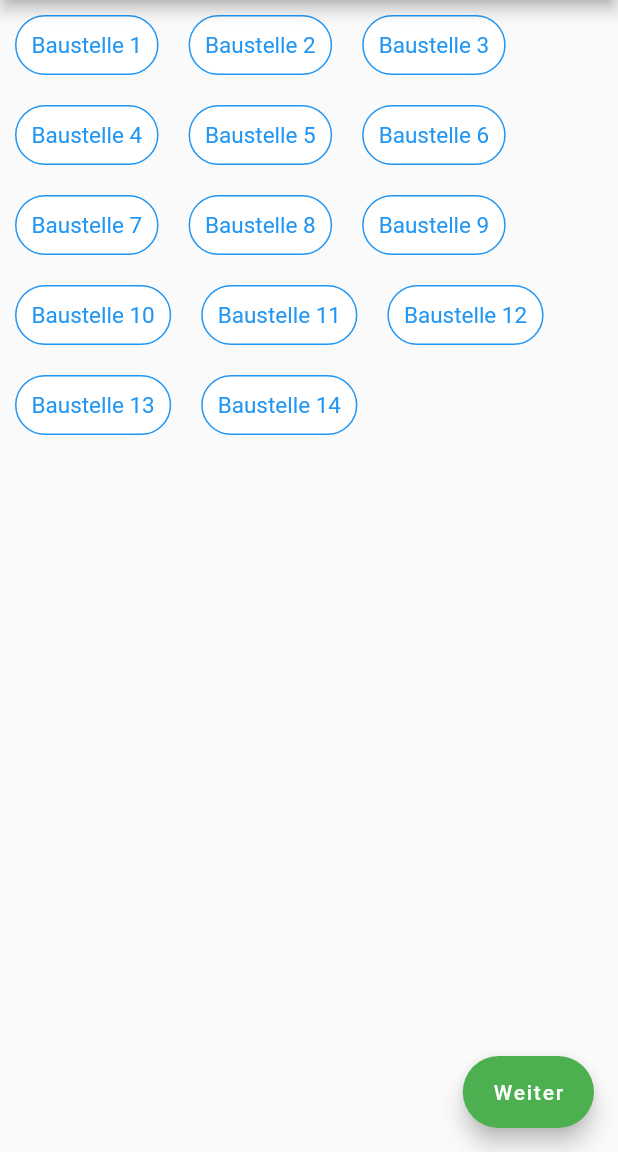
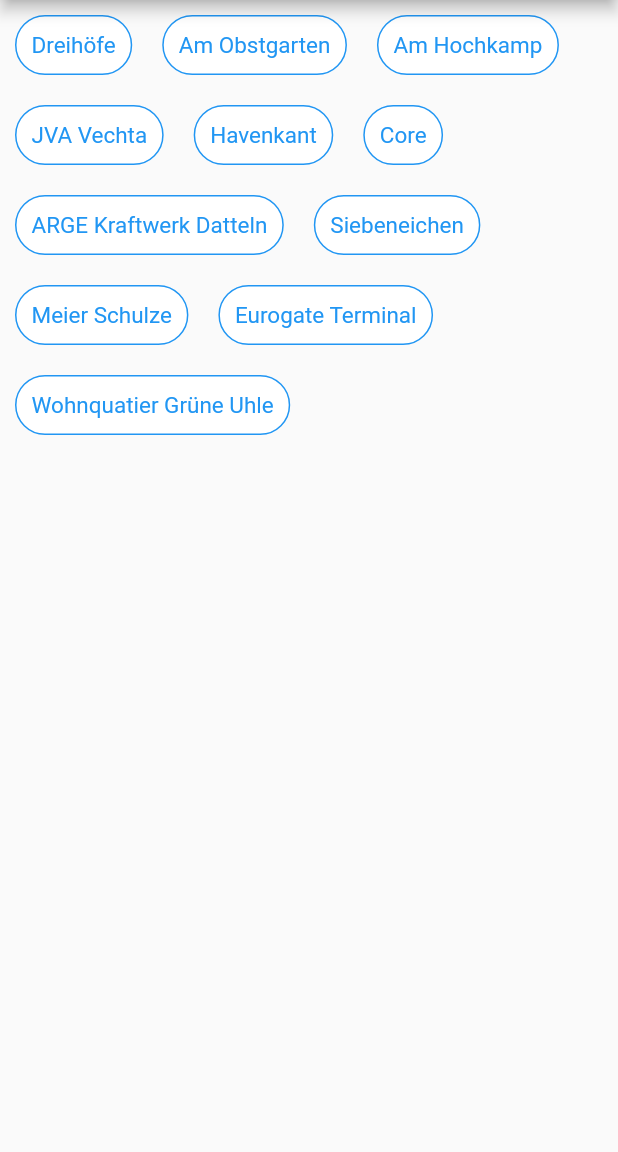
Before and after one commit to saschabultmann/hackathon05092022, a Flutter app: the screen it shows after launch, after a tap on "Manuell", on a phone screen of 412 x 824 dp, the part 84-1236 px from its top. Run offline on Flutter 3.47's test engine with Material 2 defaults, Android fonts, the phone set to English and light mode, and no system bars; our stand-ins replace bloc, dotted_line, flutter_bloc.

Commit message:
more functionality + some design

```diff
--- a/lib/bloc/page_bloc.dart
+++ b/lib/bloc/page_bloc.dart
@@ -13,6 +13,15 @@ class PageBloc extends Bloc<PageEvent, PageState> {
       var newSelectedProjects = state.selectedProjects;
       if (event.screen == Screen.Timeline) {
         var res = <DragProject>[];
+        if (event.useFakeData) {
+          res.add(DragProject(null, 60, false));
+          res.add(DragProject(1, 120, false));
+          res.add(DragProject(null, 15, true));
+          res.add(DragProject(1, 180, false));
+          res.add(DragProject(null, 30, true));
+          res.add(DragProject(2, 135, false));
+          res.add(DragProject(null, 60, false));
+        } else {
           res.add(DragProject(null, 60, false));
           var height = 8 / state.selectedProjects.length * 60;
           for (var i = 0; i < state.selectedProjects.length; i++) {
@@ -20,6 +29,7 @@ class PageBloc extends Bloc<PageEvent, PageState> {
                 DragProject(state.selectedProjects[i], height.toInt(), false));
           }
           res.add(DragProject(null, 60, false));
+        }
         newProjectList = res;
       } else if (event.screen == Screen.Login) {
         newSelectedProjects = [];
--- a/lib/bloc/page_event.dart
+++ b/lib/bloc/page_event.dart
@@ -4,7 +4,8 @@ abstract class PageEvent {}
 
 class PageChange extends PageEvent {
   final Screen screen;
-  PageChange(this.screen);
+  bool useFakeData;
+  PageChange(this.screen, {this.useFakeData = false});
 }
 
 class ProjectSelectionChange extends PageEvent {
--- a/lib/main.dart
+++ b/lib/main.dart
@@ -1,11 +1,14 @@
+import 'dart:async';
+
 import 'package:flutter/material.dart';
 import 'package:flutter_bloc/flutter_bloc.dart';
 import 'package:hackathon/pages/login.dart';
 import 'package:hackathon/pages/timelineScreen.dart';
-import 'package:hackathon/pages/screen2.dart';
+import 'package:hackathon/pages/controlledScreen.dart';
 
 import 'bloc/page_bloc.dart';
 import 'pages/projectSelection.dart';
+import 'pages/screenAutomatic.dart';
 import 'utils/screen.dart';
 
 void main() {
@@ -45,15 +48,19 @@ class _MyHomePageState extends State<MyHomePage> {
     switch (screen) {
       case Screen.Timeline:
         return const TimelineScreen();
-      case Screen.Screen2:
-        return const Screen2();
+      case Screen.Controlled:
+        return const ScreenControlled();
       case Screen.ProjectSelection:
         return const ProjectSelection();
+      case Screen.Automatic:
+        return const ScreenAutomatic();
       case Screen.Login:
       default:
         return const Loginscreen();
     }
   }
+
+  Timer? _timer;
 
   @override
   Widget build(BuildContext context) {
@@ -65,15 +72,38 @@ class _MyHomePageState extends State<MyHomePage> {
           ),
           body: renderScreen(state.screen),
           floatingActionButton: state.screen == Screen.Timeline ||
-                  state.screen == Screen.ProjectSelection
+                  state.screen == Screen.ProjectSelection &&
+                      state.selectedProjects.isNotEmpty ||
+                  state.screen == Screen.Controlled
               ? FloatingActionButton.extended(
                   onPressed: () {
                     if (state.screen == Screen.ProjectSelection) {
                       BlocProvider.of<PageBloc>(context)
                           .add(PageChange(Screen.Timeline));
+                    } else if (state.screen == Screen.Controlled) {
+                      BlocProvider.of<PageBloc>(context)
+                          .add(ProjectSelectionChange([1, 2]));
+                      BlocProvider.of<PageBloc>(context)
+                          .add(PageChange(Screen.Timeline, useFakeData: true));
                     } else {
                       BlocProvider.of<PageBloc>(context)
                           .add(PageChange(Screen.Login));
+                      showDialog(
+                        context: context,
+                        builder: (BuildContext context) {
+                          _timer = Timer(Duration(seconds: 2), () {
+                            Navigator.of(context).pop();
+                          });
+                          return AlertDialog(
+                            title: Text("Erfolgreich"),
+                            content: Text("Deine Buchung ist abgeschlossen."),
+                          );
+                        },
+                      ).then((val) {
+                        if (_timer != null && _timer!.isActive) {
+                          _timer!.cancel();
+                        }
+                      });
                     }
                   },
                   label: state.screen == Screen.ProjectSelection
--- a/lib/pages/login.dart
+++ b/lib/pages/login.dart
@@ -26,7 +26,7 @@ class Loginscreen extends StatelessWidget {
           width: 250,
           child: ElevatedButton(
               onPressed: () => BlocProvider.of<PageBloc>(context)
-                  .add(PageChange(Screen.Screen2)),
+                  .add(PageChange(Screen.Controlled)),
               child:
                   const Text("Kontrolliert", style: TextStyle(fontSize: 30))),
         ),
@@ -36,7 +36,7 @@ class Loginscreen extends StatelessWidget {
           width: 250,
           child: ElevatedButton(
               onPressed: () => BlocProvider.of<PageBloc>(context)
-                  .add(PageChange(Screen.Screen3)),
+                  .add(PageChange(Screen.Automatic)),
               child:
                   const Text("Vollautomatik", style: TextStyle(fontSize: 30))),
         ),
--- a/lib/pages/timelineScreen.dart
+++ b/lib/pages/timelineScreen.dart
@@ -146,6 +146,7 @@ class Project extends StatelessWidget {
         child: Column(
           children: [
             Text(DB.getProjectById(project.projectId!).name,
+                overflow: TextOverflow.ellipsis,
                 style: TextStyle(
                     fontSize: (project.duration > 40
                         ? 30
--- a/lib/utils/db.dart
+++ b/lib/utils/db.dart
@@ -2,20 +2,17 @@ import 'package:hackathon/utils/project.dart';
 
 class DB {
   static const projects = {
-    1: 'Baustelle 1',
-    2: 'Baustelle 2',
-    3: 'Baustelle 3',
-    4: 'Baustelle 4',
-    5: 'Baustelle 5',
-    6: 'Baustelle 6',
-    7: 'Baustelle 7',
-    8: 'Baustelle 8',
-    9: 'Baustelle 9',
-    10: 'Baustelle 10',
-    11: 'Baustelle 11',
-    12: 'Baustelle 12',
-    13: 'Baustelle 13',
-    14: 'Baustelle 14',
+    1: 'Dreihöfe',
+    2: 'Am Obstgarten',
+    3: 'Am Hochkamp',
+    4: 'JVA Vechta',
+    5: 'Havenkant',
+    6: 'Core',
+    7: 'ARGE Kraftwerk Datteln',
+    8: 'Siebeneichen',
+    9: 'Meier Schulze',
+    10: 'Eurogate Terminal',
+    11: 'Wohnquatier Grüne Uhle'
   };
 
   static List<Project> getAllProjects() =>
--- a/lib/utils/screen.dart
+++ b/lib/utils/screen.dart
@@ -1 +1 @@
-enum Screen { Login, Timeline, Screen2, Screen3, ProjectSelection }
+enum Screen { Login, Timeline, Controlled, Automatic, ProjectSelection }
```
Also changed, not shown: lib/pages/controlledScreen.dart (renamed from lib/pages/screen2.dart, +23 -7 lines), lib/pages/screen3.dart (deleted, +0 -15 lines), lib/pages/screenAutomatic.dart (added, +83 -0 lines). Lines whose indentation alone changed are shown as unchanged.
